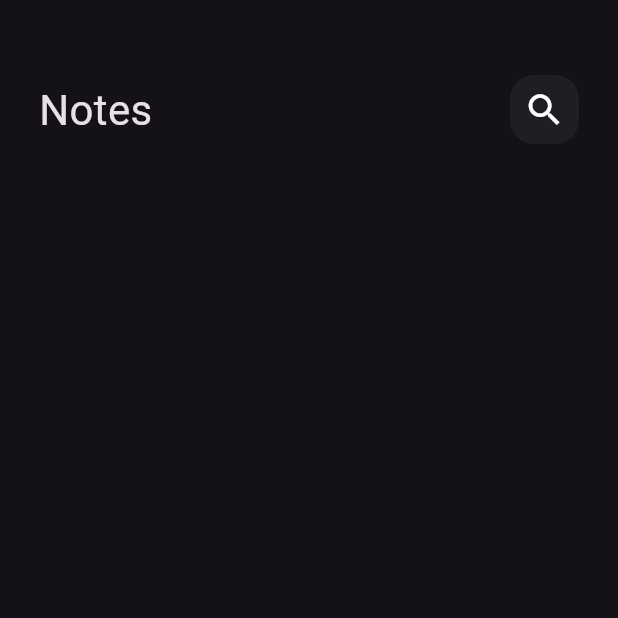
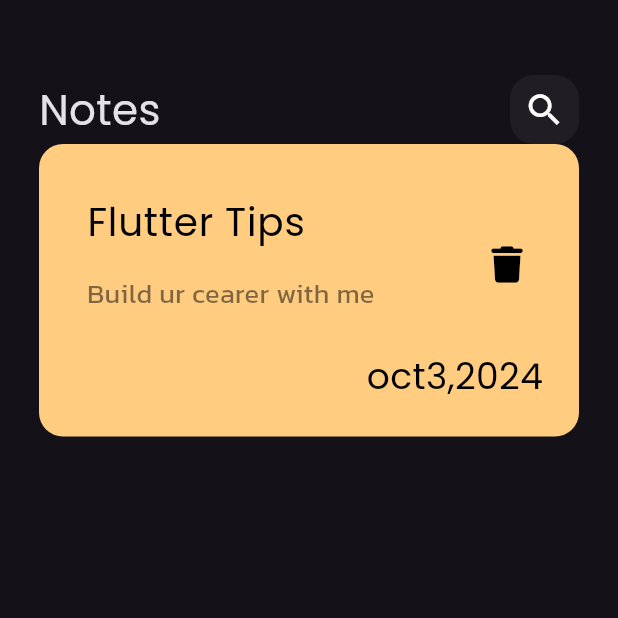
Before and after one commit to Sari618/notes_app, a Flutter app: the screen it shows after launch, on a phone screen of 412 x 824 dp, the top half of it. Run offline on Flutter 3.47's test engine with Material 3 defaults, Android fonts, the phone set to English and light mode, and no system bars; our stand-ins replace font_awesome_flutter.

Commit message:
created notes iteam and added FontAwesomeIcons

```diff
--- a/lib/main.dart
+++ b/lib/main.dart
@@ -12,8 +12,11 @@ class NotesApp extends StatelessWidget {
   Widget build(BuildContext context) {
     return MaterialApp(
       debugShowCheckedModeBanner: false,
-      theme: ThemeData(brightness: Brightness.dark),
-      home: const NotesView(),
+      theme: ThemeData(
+        brightness: Brightness.dark,
+         fontFamily:'Poppins'
+      ),
+      home:const NotesView()
     );
   }
 }
--- /dev/null
+++ b/lib/view/widgets/custom_note_item.dart
@@ -0,0 +1,56 @@
+import 'package:flutter/material.dart';
+import 'package:font_awesome_flutter/font_awesome_flutter.dart';
+
+class NotesItem extends StatelessWidget {
+  const NotesItem({super.key});
+
+  @override
+  Widget build(BuildContext context) {
+    return Container(
+      padding: const EdgeInsets.only(top: 24, bottom: 24, left: 16),
+      decoration: BoxDecoration(
+          color: const Color(0xffFFCC80),
+          borderRadius: BorderRadius.circular(16)),
+      child: Column(
+        crossAxisAlignment: CrossAxisAlignment.end,
+        children: [
+          ListTile(
+            title: const Text(
+              'Flutter Tips',
+              style: TextStyle(
+                color: Colors.black,
+                fontSize: 26,
+              ),
+            ),
+            subtitle: Padding(
+              padding: const EdgeInsets.only(top: 16,bottom: 16),
+              child: Text(
+                'Build ur cearer with me ',
+                style: TextStyle(
+                  color: Colors.black.withOpacity(0.5),
+                  fontFamily: "Kanit",
+                  fontSize: 18,
+                ),
+              ),
+            ),
+            trailing: IconButton(
+              onPressed: () {},
+              icon: Icon(
+                FontAwesomeIcons.trash,
+                size: 24,
+                color: Colors.black,
+              ),
+            ),
+          ),
+          Padding(
+            padding: const EdgeInsets.only(right: 24),
+            child: Text(
+              'oct3,2024',
+              style: TextStyle(fontSize: 24,color: Colors.black),
+            ),
+          )
+        ],
+      ),
+    );
+  }
+}
--- a/lib/view/widgets/notes_view_body.dart
+++ b/lib/view/widgets/notes_view_body.dart
@@ -1,5 +1,7 @@
+import 'package:flutter/cupertino.dart';
 import 'package:flutter/material.dart';
 import 'package:notes_app/view/widgets/custom_appbar.dart';
+import 'package:notes_app/view/widgets/custom_note_item.dart';
 
 class NotesViewBody extends StatelessWidget {
   const NotesViewBody({super.key});
@@ -7,33 +9,14 @@ class NotesViewBody extends StatelessWidget {
   @override
   Widget build(BuildContext context) {
     return Padding(
-      padding: const EdgeInsets.symmetric(horizontal: 26,),
+      padding: const EdgeInsets.symmetric(
+        horizontal: 26,
+      ),
       child: const Column(
         children: [
-          SizedBox(height:50),
+          SizedBox(height: 50),
           CustomAppBar(),
-
-        ],
-
-      ),
-    );
-  }
-}
-class NotesItem extends StatelessWidget {
-  const NotesItem ({super.key});
-
-  @override
-  Widget build(BuildContext context) {
-    return  Container(
-      decoration: BoxDecoration(
-        color: Colors.yellow,
-        borderRadius: BorderRadius.circular(16)
-      ),
-      child: Column(
-        children: [
-          ListTile(
-            title: Text('Flutter'),
-          )
+          NotesItem(),
         ],
       ),
     );
```
Also changed, not shown: pubspec.yaml (+9 -13 lines), assets/fonts/Kanit-Regular.ttf (added), assets/fonts/Poppins-Regular.ttf (added), lib/view/notes_view.dart (line endings or trailing spaces), pubspec.lock, 1 other file.
